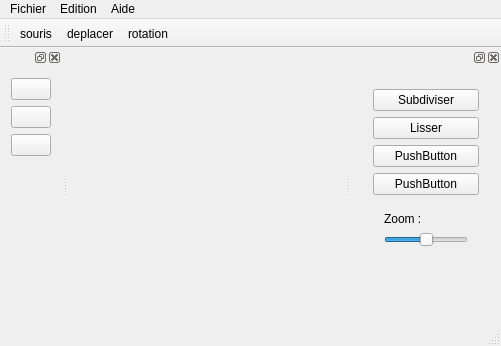
Above: src/gui/mainWindow.ui from slvrgauthier/OpenSculpt before the change. Below: the same form after it.
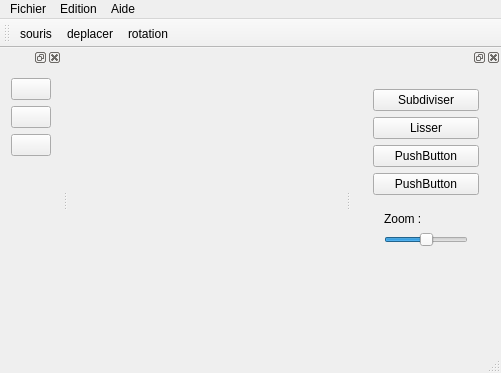
That is the form after the change. Icons and pictures are not drawn. Custom widgets are drawn as their Qt base class.

Commit message: Ajout de travail dans le carnet de bord

The edit to the form file:
```diff
--- a/src/gui/mainWindow.ui
+++ b/src/gui/mainWindow.ui
@@ -7,7 +7,7 @@
     <x>0</x>
     <y>0</y>
     <width>501</width>
-    <height>346</height>
+    <height>373</height>
    </rect>
   </property>
   <property name="windowTitle">
@@ -20,6 +20,9 @@
       <layout class="QVBoxLayout" name="verticalLayout">
        <item>
         <widget class="GLWidget" name="widgetfenetre" native="true">
+         <property name="enabled">
+          <bool>true</bool>
+         </property>
          <layout class="QVBoxLayout" name="verticalLayout_2"/>
         </widget>
        </item>
```
Left out of the diff: 6 changed lines with no effect on the pictures. The commit also changes 1 other file.
